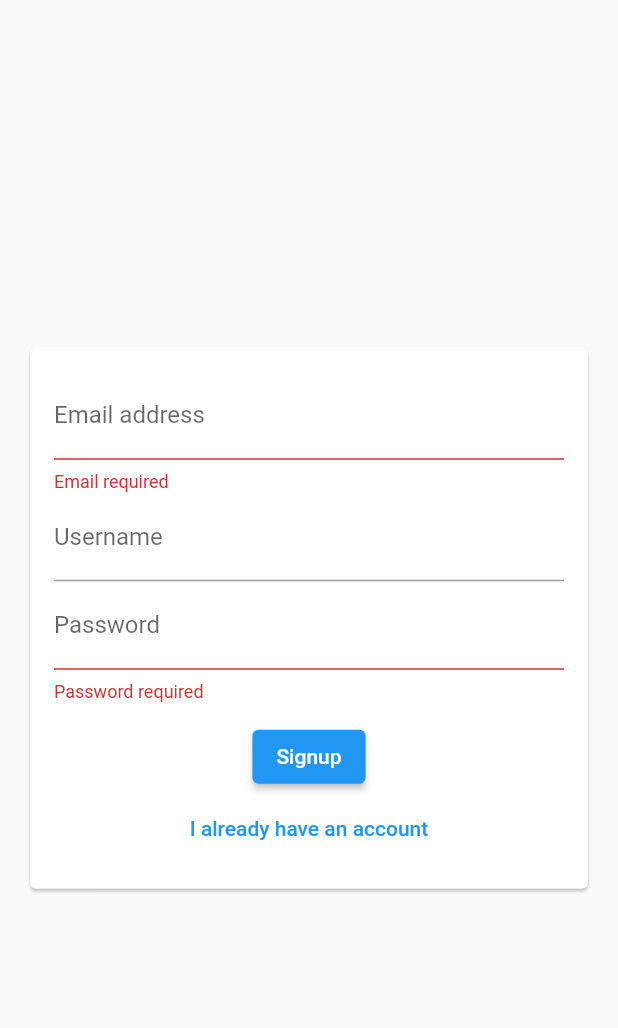
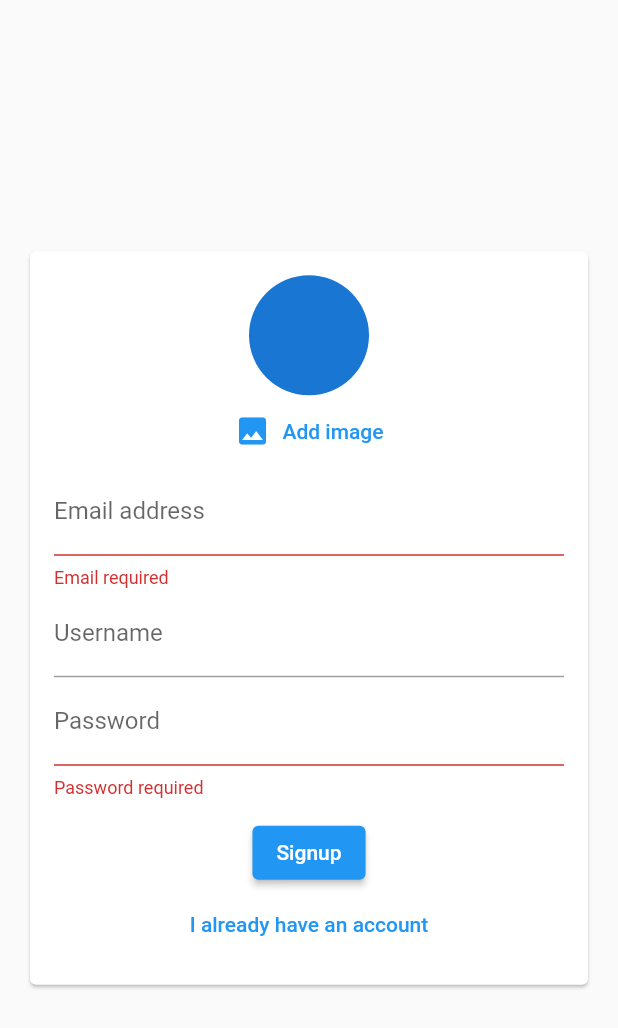
Before and after one commit to test1-creator/flutterChat, a Flutter app: the screen it shows after launch, after a tap on "Login", after a tap on "Create new account", on a phone screen of 412 x 824 dp. Shown: the top 1028 px of the screen. Run offline on Flutter 3.47's test engine with Material 2 defaults, Android fonts, the phone set to English and light mode, and no system bars; our stand-ins replace cloud_firestore, firebase_auth, firebase_core, firebase_messaging, firebase_storage, image_picker; accounts and stored records are empty.

Commit message:
User profile pics and push notification

```diff
--- a/lib/chat/new_messages.dart
+++ b/lib/chat/new_messages.dart
@@ -21,6 +21,7 @@ class _NewMessageState extends State<NewMessage> {
       'createdAt': Timestamp.now(),
       'userId': user.uid,
       'username': userData['username'],
+      'userImage': userData['image_url'],
     });
     _controller.clear();
   }
--- /dev/null
+++ b/lib/pickers/user_image_picker.dart
@@ -0,0 +1,43 @@
+
+import 'dart:io';
+
+import 'package:flutter/material.dart';
+import 'package:image_picker/image_picker.dart';
+
+class UserImagePicker extends StatefulWidget {
+  final void Function(File pickedImage) imagePickFn;
+
+  UserImagePicker(this.imagePickFn);
+
+  @override
+  _UserImagePickerState createState() => _UserImagePickerState();
+}
+
+class _UserImagePickerState extends State<UserImagePicker> {
+  var _pickedImage;
+
+  Future _pickImage() async {
+    var pickedFile = await ImagePicker().getImage(source: ImageSource.gallery);
+    setState(() {
+      _pickedImage = File(pickedFile!.path);
+    });
+    widget.imagePickFn(File(pickedFile!.path));
+  }
+
+  @override
+  Widget build(BuildContext context) {
+    return Column(
+      children: [
+        CircleAvatar(
+          radius: 40,
+          backgroundImage: _pickedImage != null ? FileImage(_pickedImage) : null,
+        ),
+        TextButton.icon(
+          onPressed: _pickImage,
+          icon: Icon(Icons.image),
+          label: Text("Add image"),
+        ),
+      ],
+    );
+  }
+}
--- a/lib/screens/auth_screen.dart
+++ b/lib/screens/auth_screen.dart
@@ -1,5 +1,7 @@
+import 'dart:io';
 import 'package:cloud_firestore/cloud_firestore.dart';
 import 'package:firebase_auth/firebase_auth.dart';
+import 'package:firebase_storage/firebase_storage.dart';
 import 'package:flashchat/widgets/auth_form.dart';
 import 'package:flutter/material.dart';
 
@@ -13,9 +15,9 @@ class _AuthScreenState extends State<AuthScreen> {
   final _auth = FirebaseAuth.instance;
   UserCredential? userCredential;
   String errorMessage = "Error";
-  var _isLoading = false;
+  bool _isLoading = false;
 
-  void _submitAuthForm(String email, String password, String username, bool isLogin, BuildContext ctx) async {
+  void _submitAuthForm(String email, String password, String username, File? image, bool isLogin, BuildContext ctx) async {
     if (isLogin) {
       try {
         setState(() {
@@ -42,12 +44,17 @@ class _AuthScreenState extends State<AuthScreen> {
       }
     } else {
       try {
-        userCredential = await _auth.createUserWithEmailAndPassword(
-            email: email, password: password);
+        userCredential = await _auth.createUserWithEmailAndPassword(email: email, password: password);
+
+        final ref = FirebaseStorage.instance.ref().child('user_images').child(userCredential!.user!.uid + '.jpg');
+        await ref.putFile(image!);
+        final url = await ref.getDownloadURL();
+
         await FirebaseFirestore.instance.collection('users').doc(userCredential!.user!.uid).set(
             {
               'username': username,
               'email': email,
+              'image_url': url,
             });
       } on FirebaseAuthException catch (e) {
         if (e.code == 'weak-password') {
--- a/lib/widgets/auth_form.dart
+++ b/lib/widgets/auth_form.dart
@@ -1,9 +1,12 @@
+import 'dart:io';
+
+import 'package:flashchat/pickers/user_image_picker.dart';
 import 'package:flutter/material.dart';
 
 class AuthForm extends StatefulWidget {
   AuthForm(this.submitFn, this.isLoading);
 
-  final void Function(String email, String password, String username, bool isLogin, BuildContext ctx) submitFn;
+  final void Function(String email, String password, String username, File? _userImageFile ,bool isLogin, BuildContext ctx) submitFn;
   final bool isLoading;
 
   @override
@@ -16,13 +19,23 @@ class _AuthFormState extends State<AuthForm> {
   String _userEmail = "";
   String _userName = "";
   String _userPassword = "";
+  File? _userImageFile;
+
+  void _pickedImage(File image) {
+    _userImageFile = image;
+  }
 
   void _trySubmit() {
     final isValid = _formKey.currentState!.validate();
     FocusScope.of(context).unfocus();
+    if(!_isLogin && _userImageFile == null ) {
+      ScaffoldMessenger.of(context).showSnackBar(SnackBar(content: Text("Please pick an image")));
+      return;
+    }
+
     if(isValid) {
       _formKey.currentState!.save();
-      widget.submitFn(_userEmail.trim(), _userPassword.trim(), _userName.trim(), _isLogin, context);
+      widget.submitFn(_userEmail.trim(), _userPassword.trim(), _userName.trim(), _userImageFile, _isLogin, context);
     }
   }
 
@@ -39,6 +52,9 @@ class _AuthFormState extends State<AuthForm> {
               child: Column(
                 mainAxisSize: MainAxisSize.min,
                 children: [
+                  if(!_isLogin)
+                    UserImagePicker(_pickedImage),
+
                   TextFormField(
                     key: ValueKey('email'),
                     validator: (value) {
```
Also changed, not shown: lib/chat/message_bubble.dart (+21 -4 lines), lib/chat/messages.dart (+5 -3 lines), lib/screens/chat_screen.dart (+12 -0 lines), pubspec.yaml (+5 -3 lines), assets/images/profile.jpg (added), pubspec.lock.
